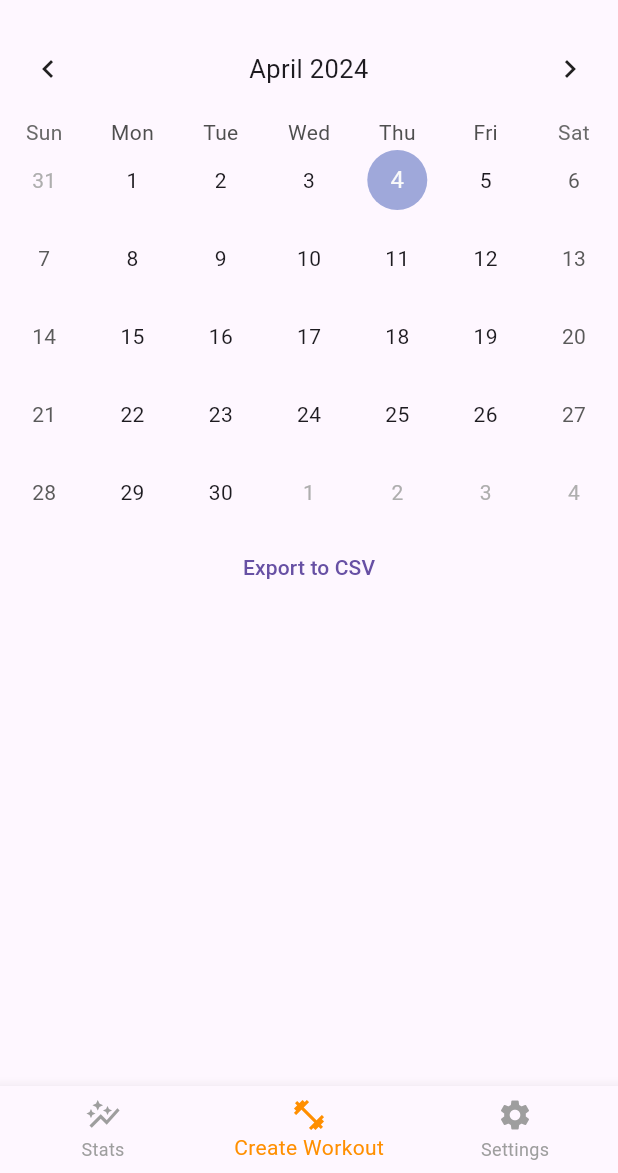
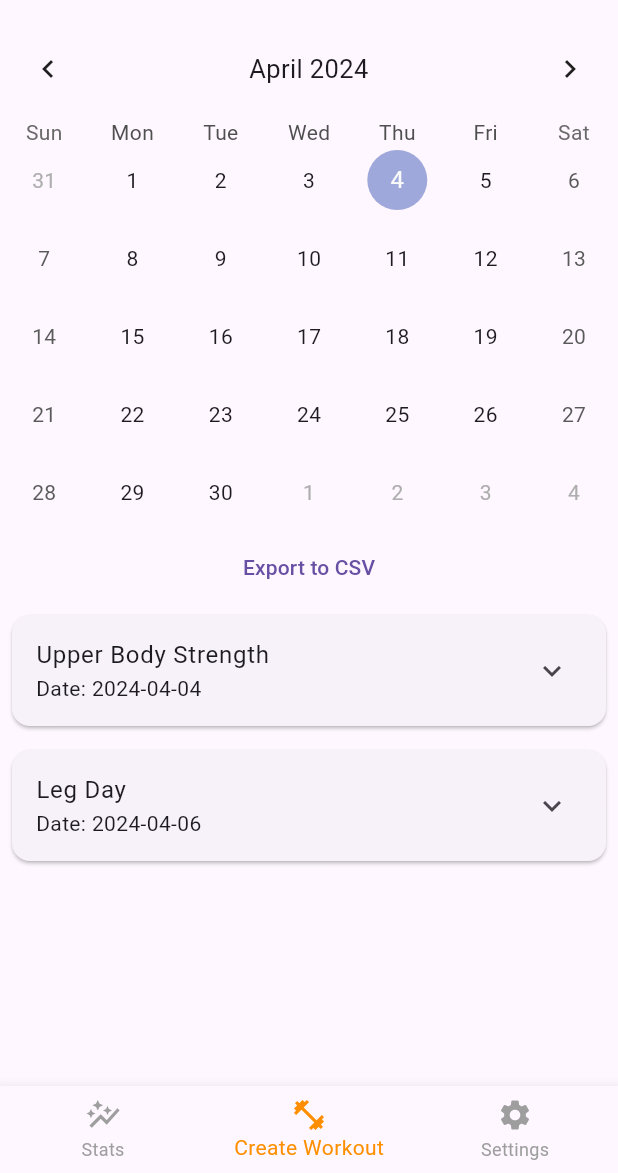
Before and after one commit to Ameer-Mushani/Delta-Gains, a Flutter app: the screen it shows after launch, on a phone screen of 412 x 824 dp, the part 63-1236 px from its top. Run offline on Flutter 3.47's test engine with Material 3 defaults, Android fonts, the phone set to English and light mode, and no system bars; drawn by our look-alikes of table_calendar; our stand-ins replace expansion_tile_card, fl_chart.

Commit message:
more mockery

```diff
--- a/assets/workouts.json
+++ b/assets/workouts.json
@@ -0,0 +1,56 @@
+{
+  "workouts": [
+    {
+      "name": "Upper Body Strength",
+      "date": "2024-04-04",
+      "exercises": [
+        {
+          "id": 1,
+          "name": "Bench Press",
+          "weight": 185.5,
+          "sets": 3,
+          "reps": 8,
+          "date": "2024-04-04"
+        },
+        {
+          "id": 2,
+          "name": "Dumbbell Row",
+          "weight": 75.0,
+          "sets": 3,
+          "reps": 10,
+          "date": "2024-04-04"
+        }
+      ]
+    },
+    {
+      "name": "Leg Day",
+      "date": "2024-04-06",
+      "exercises": [
+        {
+          "id": 3,
+          "name": "Squats",
+          "weight": 225.0,
+          "sets": 4,
+          "reps": 6,
+          "date": "2024-04-06"
+        },
+        {
+          "id": 4,
+          "name": "Leg Press",
+          "weight": 400.0,
+          "sets": 3,
+          "reps": 8,
+          "date": "2024-04-06"
+        },
+        {
+          "id": 5,
+          "name": "Calf Raises",
+          "weight": 150.0,
+          "sets": 4,
+          "reps": 12,
+          "date": "2024-04-06"
+        }
+      ]
+    }
+  ]
+}
--- a/lib/exercise.dart
+++ b/lib/exercise.dart
@@ -6,5 +6,17 @@ class Exercise {
   int reps = 0;
   DateTime date;
 
-  Exercise({required this.id, required this.date});
+  Exercise({
+    required this.id,
+    required this.date,
+  });
+
+  Exercise.full({
+    required this.id,
+    required this.name,
+    required this.weight,
+    required this.sets,
+    required this.reps,
+    required this.date,
+  });
 }
--- a/lib/main.dart
+++ b/lib/main.dart
@@ -7,12 +7,18 @@ import 'stats.dart';
 import 'navbar.dart';
 import 'edit_workout.dart';
 import 'workout_provider.dart';
+
 void main() => runApp(
-    ChangeNotifierProvider(
-        create: (context) => WorkoutProvider(),
-      child: const MyApp()
-    )
+  ChangeNotifierProvider(
+    create: (context) {
+      final provider = WorkoutProvider();
+      provider.loadWorkouts();
+      return provider;
+    },
+    child: const MyApp(),
+  ),
 );
+
 
 class MyApp extends StatelessWidget {
   const MyApp({super.key});
@@ -101,8 +107,37 @@ class _LandingPageState extends State<LandingPage> {
                     ],
                   );
                 })
-              }, child: const Text("Export to CSV"),)
+              }, child: const Text("Export to CSV"),
+              ),
+
+              Expanded(
+                child: Consumer<WorkoutProvider>(
+                  builder: (context, provider, child) {
+                    return ListView.builder(
+                      itemCount: provider.workouts.length,
+                      itemBuilder: (context, index) {
+                        final workout = provider.workouts[index];
+                        return Card(
+                          margin: const EdgeInsets.all(8.0),
+                          child: ExpansionTile(
+                            title: Text(workout.name),
+                            subtitle: Text('Date: ${workout.date.toIso8601String().split('T').first}'),
+                            children: workout.exercises.map((exercise) {
+                              return ListTile(
+                                title: Text(exercise.name),
+                                subtitle: Text('Sets: ${exercise.sets}, Reps: ${exercise.reps}, Weight: ${exercise.weight}'),
+                              );
+                            }).toList(),
+                          ),
+                        );
+                      },
+                    );
+                  },
+                ),
+              ),
+
             ],
+
           )
 
       ),
--- a/pubspec.yaml
+++ b/pubspec.yaml
@@ -55,7 +55,8 @@ dev_dependencies:
 
 # The following section is specific to Flutter packages.
 flutter:
-
+  assets:
+    - assets/workouts.json
   # The following line ensures that the Material Icons font is
   # included with your application, so that you can use the icons in
   # the material Icons class.
```
Also changed, not shown: lib/workout_provider.dart (+24 -0 lines).
